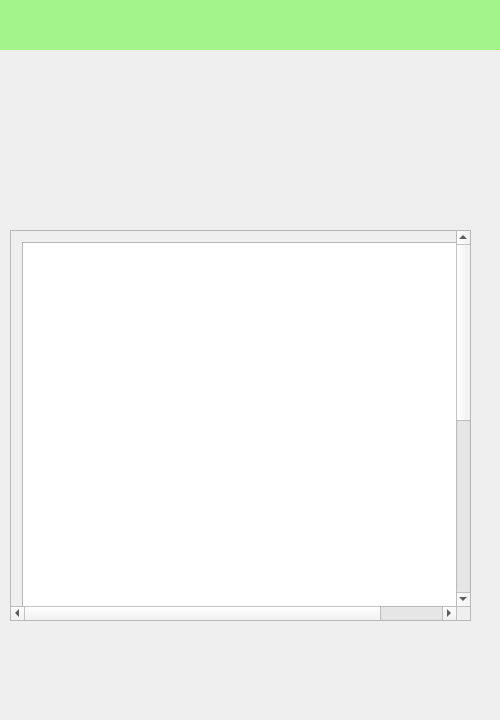
Above: VirtualWallet/src/vision/mainwindow.ui from joaovicentesouto/INE5417 before the change. Below: the same form after it.
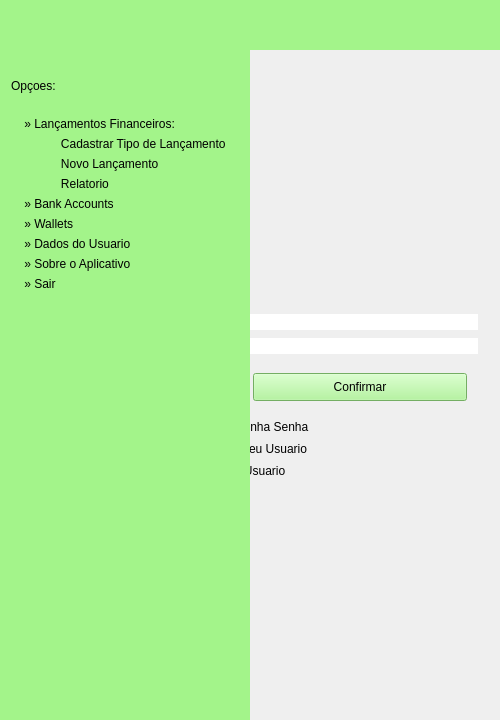
That is the form after the change. The open tabs and pages were chosen to show the change.

Commit message: Criação das opções do menu.

Diff of the .ui file:
```diff
--- a/VirtualWallet/src/vision/mainwindow.ui
+++ b/VirtualWallet/src/vision/mainwindow.ui
@@ -72,8 +72,9 @@
            <property name="styleSheet">
             <string notr="true">#LoginErrorMessage
 {
-background-color: transparent;
-border: none;
+	color:  rgb(250, 0, 0);
+	background-color: transparent;
+	border: none;
 }</string>
            </property>
            <property name="text">
@@ -218,42 +219,24 @@
       </item>
      </layout>
     </widget>
-    <widget class="QWidget" name="home">
-     <widget class="QScrollArea" name="scrollArea">
-      <property name="geometry">
-       <rect>
-        <x>10</x>
-        <y>180</y>
-        <width>461</width>
-        <height>391</height>
-       </rect>
-      </property>
-      <property name="widgetResizable">
-       <bool>true</bool>
-      </property>
-      <widget class="QWidget" name="scrollAreaWidgetContents">
-       <property name="geometry">
-        <rect>
-         <x>0</x>
-         <y>0</y>
-         <width>518</width>
-         <height>738</height>
-        </rect>
-       </property>
-       <layout class="QVBoxLayout" name="verticalLayout">
-        <item>
-         <widget class="QTextEdit" name="textEdit">
-          <property name="minimumSize">
-           <size>
-            <width>500</width>
-            <height>720</height>
-           </size>
-          </property>
-         </widget>
-        </item>
-       </layout>
-      </widget>
-     </widget>
+    <widget class="QWidget" name="Home">
+     <layout class="QVBoxLayout" name="verticalLayout">
+      <item>
+       <widget class="QWidget" name="HomeContent" native="true">
+        <layout class="QVBoxLayout" name="verticalLayout_4">
+         <item>
+          <widget class="QWidget" name="HomeAccounts" native="true"/>
+         </item>
+         <item>
+          <widget class="QWidget" name="HomeGraphic" native="true"/>
+         </item>
+        </layout>
+        <zorder>widget</zorder>
+        <zorder>HomeAccounts</zorder>
+        <zorder>HomeGraphic</zorder>
+       </widget>
+      </item>
+     </layout>
     </widget>
    </widget>
    <widget class="QWidget" name="Menu" native="true">
@@ -297,19 +280,19 @@
       <rect>
        <x>70</x>
        <y>15</y>
-       <width>200</width>
+       <width>180</width>
        <height>20</height>
       </rect>
      </property>
      <property name="minimumSize">
       <size>
-       <width>200</width>
+       <width>180</width>
        <height>20</height>
       </size>
      </property>
      <property name="maximumSize">
       <size>
-       <width>200</width>
+       <width>180</width>
        <height>20</height>
       </size>
      </property>
@@ -326,21 +309,21 @@
     <widget class="QLabel" name="MenuTotal">
      <property name="geometry">
       <rect>
-       <x>270</x>
+       <x>250</x>
        <y>15</y>
-       <width>230</width>
+       <width>250</width>
        <height>20</height>
       </rect>
      </property>
      <property name="minimumSize">
       <size>
-       <width>230</width>
+       <width>250</width>
        <height>20</height>
       </size>
      </property>
      <property name="maximumSize">
       <size>
-       <width>230</width>
+       <width>250</width>
        <height>20</height>
       </size>
      </property>
@@ -369,16 +352,194 @@
      <rect>
       <x>0</x>
       <y>50</y>
-      <width>411</width>
-      <height>561</height>
+      <width>250</width>
+      <height>670</height>
      </rect>
     </property>
+    <property name="minimumSize">
+     <size>
+      <width>250</width>
+      <height>670</height>
+     </size>
+    </property>
+    <property name="maximumSize">
+     <size>
+      <width>250</width>
+      <height>670</height>
+     </size>
+    </property>
     <property name="styleSheet">
-     <string notr="true">#WMenu
+     <string notr="true">#MenuWidget
 {
     background-color: #a3f48a;
 }</string>
     </property>
+    <layout class="QVBoxLayout" name="verticalLayout_5">
+     <item>
+      <widget class="QLabel" name="MenuTitle">
+       <property name="maximumSize">
+        <size>
+         <width>16777215</width>
+         <height>50</height>
+        </size>
+       </property>
+       <property name="text">
+        <string>Opçoes:</string>
+       </property>
+      </widget>
+     </item>
+     <item>
+      <widget class="QPushButton" name="MenuReleases">
+       <property name="styleSheet">
+        <string notr="true">#MenuReleases
+{
+	text-align: left;
+	border: none;
+    color: black;
+    font-size: 12px;
+}</string>
+       </property>
+       <property name="text">
+        <string>    » Lançamentos Financeiros:</string>
+       </property>
+      </widget>
+     </item>
+     <item>
+      <widget class="QPushButton" name="MenuNewReleaseType">
+       <property name="styleSheet">
+        <string notr="true">#MenuNewReleaseType
+{
+	text-align: left;
+	border: none;
+    color: black;
+    font-size: 12px;
+}</string>
+       </property>
+       <property name="text">
+        <string>               Cadastrar Tipo de Lançamento</string>
+       </property>
+      </widget>
+     </item>
+     <item>
+      <widget class="QPushButton" name="MenuNewRelease">
+       <property name="styleSheet">
+        <string notr="true">#MenuNewRelease
+{
+	text-align: left;
+	border: none;
+    color: black;
+    font-size: 12px;
+}</string>
+       </property>
+       <property name="text">
+        <string>               Novo Lançamento</string>
+       </property>
+      </widget>
+     </item>
+     <item>
+      <widget class="QPushButton" name="MenuReport">
+       <property name="styleSheet">
+        <string notr="true">#MenuReport
+{
+	text-align: left;
+	border: none;
+    color: black;
+    font-size: 12px;
+}</string>
+       </property>
+       <property name="text">
+        <string>               Relatorio</string>
+       </property>
+      </widget>
+     </item>
+     <item>
+      <widget class="QPushButton" name="MenuBankAccounts">
+       <property name="styleSheet">
+        <string notr="true">#MenuBankAccounts
+{
+	text-align: left;
+	border: none;
+    color: black;
+    font-size: 12px;
+}</string>
+       </property>
+       <property name="text">
+        <string>    » Bank Accounts</string>
+       </property>
+      </widget>
+     </item>
+     <item>
+      <widget class="QPushButton" name="MenuWallets">
+       <property name="styleSheet">
+        <string notr="true">#MenuWallets
+{
+	text-align: left;
+	border: none;
+    color: black;
+    font-size: 12px;
+}</string>
+       </property>
+       <property name="text">
+        <string>    » Wallets</string>
+       </property>
+      </widget>
+     </item>
+     <item>
+      <widget class="QPushButton" name="MenuUserDatas">
+       <property name="styleSheet">
+        <string notr="true">#MenuUserDatas
+{
+	text-align: left;
+	border: none;
+    color: black;
+    font-size: 12px;
+}</string>
+       </property>
+       <property name="text">
+        <string>    » Dados do Usuario</string>
+       </property>
+      </widget>
+     </item>
+     <item>
+      <widget class="QPushButton" name="MenuAbout">
+       <property name="styleSheet">
+        <string notr="true">#MenuAbout
+{
+	text-align: left;
+	border: none;
+    color: black;
+    font-size: 12px;
+}</string>
+       </property>
+       <property name="text">
+        <string>    » Sobre o Aplicativo</string>
+       </property>
+      </widget>
+     </item>
+     <item>
+      <widget class="QPushButton" name="MenuOut">
+       <property name="styleSheet">
+        <string notr="true">#MenuOut
+{
+	text-align: left;
+	border: none;
+    color: black;
+    font-size: 12px;
+}</string>
+       </property>
+       <property name="text">
+        <string>    » Sair</string>
+       </property>
+      </widget>
+     </item>
+     <item>
+      <widget class="QLabel" name="MenuComplement">
+       <property name="text">
+        <string/>
+       </property>
+      </widget>
+     </item>
+    </layout>
    </widget>
   </widget>
  </widget>
```
Left out of the diff: 2 changed lines with no effect on the pictures. The commit also changes 1 other file.
